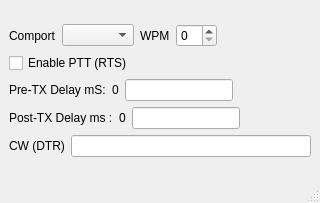
This is mqt/MqtPcCwKeyer/pccwkeyermainwindow.ui in Rsclub22/Minos2-Mirror as Qt 5 draws it before an edit. The edited form follows.
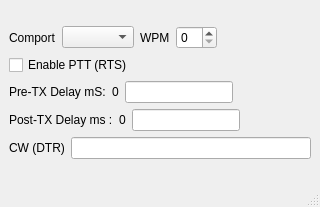
This is the edited form.

```diff
--- a/mqt/MqtPcCwKeyer/pccwkeyermainwindow.ui
+++ b/mqt/MqtPcCwKeyer/pccwkeyermainwindow.ui
@@ -7,7 +7,7 @@
     <x>0</x>
     <y>0</y>
     <width>320</width>
-    <height>203</height>
+    <height>207</height>
    </rect>
   </property>
   <property name="windowTitle">
```
Left out of the diff: 4 changed lines with no effect on the pictures.
